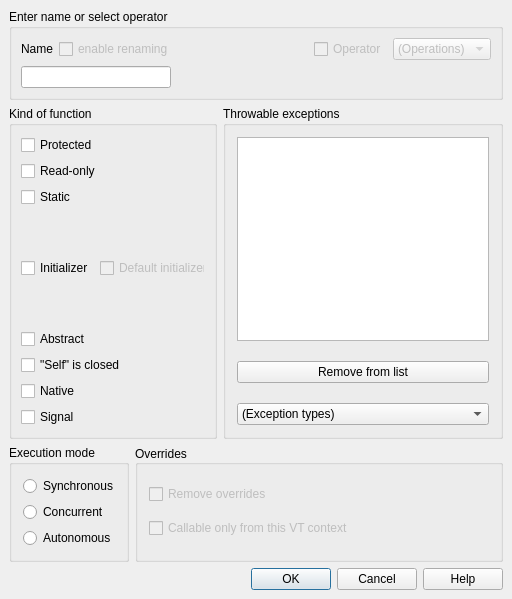
Above: lavape/src/LavaPE_UI/idd_funcbox.ui from berkus/lavape before the change. Below: the same form after it.
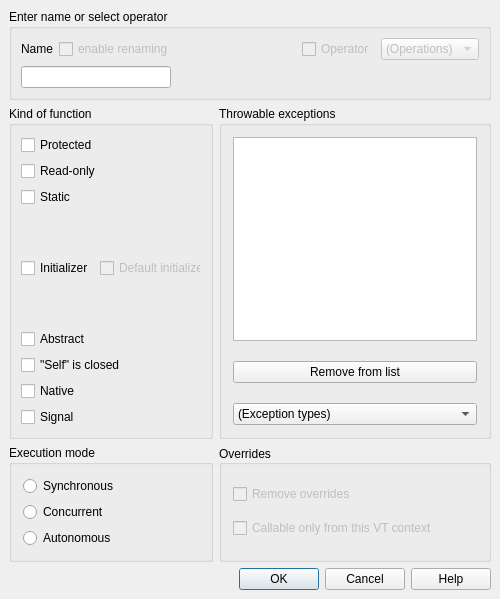
That is the form after the change.

Diff of the .ui file:
```diff
--- a/lavape/src/LavaPE_UI/idd_funcbox.ui
+++ b/lavape/src/LavaPE_UI/idd_funcbox.ui
@@ -8,7 +8,7 @@
    <rect>
     <x>0</x>
     <y>0</y>
-    <width>512</width>
+    <width>500</width>
     <height>599</height>
    </rect>
   </property>
@@ -162,188 +162,7 @@
      <property name="spacing" >
       <number>6</number>
      </property>
-     <item row="1" column="1" colspan="2" >
-      <widget class="QGroupBox" name="GroupBox_IDC_STATIC25" >
-       <property name="sizePolicy" >
-        <sizepolicy>
-         <hsizetype>1</hsizetype>
-         <vsizetype>1</vsizetype>
-         <horstretch>0</horstretch>
-         <verstretch>0</verstretch>
-        </sizepolicy>
-       </property>
-       <property name="minimumSize" >
-        <size>
-         <width>1</width>
-         <height>0</height>
-        </size>
-       </property>
-       <property name="focusPolicy" >
-        <enum>Qt::NoFocus</enum>
-       </property>
-       <property name="title" >
-        <string>Overrides</string>
-       </property>
-       <property name="alignment" >
-        <set>Qt::AlignVCenter</set>
-       </property>
-       <layout class="QVBoxLayout" >
-        <property name="margin" >
-         <number>11</number>
-        </property>
-        <property name="spacing" >
-         <number>6</number>
-        </property>
-        <item>
-         <widget class="QCheckBox" name="RMOverrides" >
-          <property name="enabled" >
-           <bool>false</bool>
-          </property>
-          <property name="focusPolicy" >
-           <enum>Qt::StrongFocus</enum>
-          </property>
-          <property name="text" >
-           <string>Remove overrides</string>
-          </property>
-         </widget>
-        </item>
-        <item>
-         <widget class="QCheckBox" name="EnforceOver" >
-          <property name="enabled" >
-           <bool>false</bool>
-          </property>
-          <property name="focusPolicy" >
-           <enum>Qt::StrongFocus</enum>
-          </property>
-          <property name="text" >
-           <string>Callable only from this VT context</string>
-          </property>
-         </widget>
-        </item>
-       </layout>
-      </widget>
-     </item>
-     <item row="0" column="2" >
-      <widget class="QGroupBox" name="GroupBox_IDC_STATIC24" >
-       <property name="sizePolicy" >
-        <sizepolicy>
-         <hsizetype>1</hsizetype>
-         <vsizetype>1</vsizetype>
-         <horstretch>0</horstretch>
-         <verstretch>0</verstretch>
-        </sizepolicy>
-       </property>
-       <property name="minimumSize" >
-        <size>
-         <width>1</width>
-         <height>0</height>
-        </size>
-       </property>
-       <property name="focusPolicy" >
-        <enum>Qt::NoFocus</enum>
-       </property>
-       <property name="title" >
-        <string>Throwable exceptions</string>
-       </property>
-       <property name="alignment" >
-        <set>Qt::AlignTop</set>
-       </property>
-       <layout class="QVBoxLayout" >
-        <property name="margin" >
-         <number>11</number>
-        </property>
-        <property name="spacing" >
-         <number>20</number>
-        </property>
-        <item>
-         <widget class="QListWidget" name="Inherits" >
-          <property name="enabled" >
-           <bool>true</bool>
-          </property>
-         </widget>
-        </item>
-        <item>
-         <widget class="QPushButton" name="DelInherits" >
-          <property name="focusPolicy" >
-           <enum>Qt::NoFocus</enum>
-          </property>
-          <property name="text" >
-           <string>Remove from list</string>
-          </property>
-         </widget>
-        </item>
-        <item>
-         <widget class="QComboBox" name="NamedTypes" >
-          <item>
-           <property name="text" >
-            <string>(Exception types)</string>
-           </property>
-          </item>
-         </widget>
-        </item>
-       </layout>
-      </widget>
-     </item>
-     <item row="1" column="0" >
-      <widget class="QGroupBox" name="BGroup_ExecMode" >
-       <property name="sizePolicy" >
-        <sizepolicy>
-         <hsizetype>1</hsizetype>
-         <vsizetype>1</vsizetype>
-         <horstretch>0</horstretch>
-         <verstretch>0</verstretch>
-        </sizepolicy>
-       </property>
-       <property name="minimumSize" >
-        <size>
-         <width>1</width>
-         <height>0</height>
-        </size>
-       </property>
-       <property name="title" >
-        <string>Execution mode</string>
-       </property>
-       <layout class="QVBoxLayout" >
-        <property name="margin" >
-         <number>11</number>
-        </property>
-        <property name="spacing" >
-         <number>6</number>
-        </property>
-        <item>
-         <widget class="QRadioButton" name="Synch" >
-          <property name="focusPolicy" >
-           <enum>Qt::StrongFocus</enum>
-          </property>
-          <property name="text" >
-           <string>Synchronous</string>
-          </property>
-         </widget>
-        </item>
-        <item>
-         <widget class="QRadioButton" name="Concurrent" >
-          <property name="focusPolicy" >
-           <enum>Qt::StrongFocus</enum>
-          </property>
-          <property name="text" >
-           <string>Concurrent</string>
-          </property>
-         </widget>
-        </item>
-        <item>
-         <widget class="QRadioButton" name="Independent" >
-          <property name="focusPolicy" >
-           <enum>Qt::StrongFocus</enum>
-          </property>
-          <property name="text" >
-           <string>Autonomous</string>
-          </property>
-         </widget>
-        </item>
-       </layout>
-      </widget>
-     </item>
-     <item row="0" column="0" colspan="2" >
+     <item row="0" column="0" >
       <widget class="QGroupBox" name="GroupBox_IDC_STATIC22" >
        <property name="sizePolicy" >
         <sizepolicy>
@@ -534,6 +353,187 @@
        </layout>
       </widget>
      </item>
+     <item row="1" column="0" >
+      <widget class="QGroupBox" name="BGroup_ExecMode" >
+       <property name="sizePolicy" >
+        <sizepolicy>
+         <hsizetype>1</hsizetype>
+         <vsizetype>1</vsizetype>
+         <horstretch>0</horstretch>
+         <verstretch>0</verstretch>
+        </sizepolicy>
+       </property>
+       <property name="minimumSize" >
+        <size>
+         <width>1</width>
+         <height>0</height>
+        </size>
+       </property>
+       <property name="title" >
+        <string>Execution mode</string>
+       </property>
+       <layout class="QVBoxLayout" >
+        <property name="margin" >
+         <number>11</number>
+        </property>
+        <property name="spacing" >
+         <number>6</number>
+        </property>
+        <item>
+         <widget class="QRadioButton" name="Synch" >
+          <property name="focusPolicy" >
+           <enum>Qt::StrongFocus</enum>
+          </property>
+          <property name="text" >
+           <string>Synchronous</string>
+          </property>
+         </widget>
+        </item>
+        <item>
+         <widget class="QRadioButton" name="Concurrent" >
+          <property name="focusPolicy" >
+           <enum>Qt::StrongFocus</enum>
+          </property>
+          <property name="text" >
+           <string>Concurrent</string>
+          </property>
+         </widget>
+        </item>
+        <item>
+         <widget class="QRadioButton" name="Independent" >
+          <property name="focusPolicy" >
+           <enum>Qt::StrongFocus</enum>
+          </property>
+          <property name="text" >
+           <string>Autonomous</string>
+          </property>
+         </widget>
+        </item>
+       </layout>
+      </widget>
+     </item>
+     <item row="1" column="1" >
+      <widget class="QGroupBox" name="GroupBox_IDC_STATIC25" >
+       <property name="sizePolicy" >
+        <sizepolicy>
+         <hsizetype>1</hsizetype>
+         <vsizetype>1</vsizetype>
+         <horstretch>0</horstretch>
+         <verstretch>0</verstretch>
+        </sizepolicy>
+       </property>
+       <property name="minimumSize" >
+        <size>
+         <width>1</width>
+         <height>0</height>
+        </size>
+       </property>
+       <property name="focusPolicy" >
+        <enum>Qt::NoFocus</enum>
+       </property>
+       <property name="title" >
+        <string>Overrides</string>
+       </property>
+       <property name="alignment" >
+        <set>Qt::AlignVCenter</set>
+       </property>
+       <layout class="QVBoxLayout" >
+        <property name="margin" >
+         <number>11</number>
+        </property>
+        <property name="spacing" >
+         <number>6</number>
+        </property>
+        <item>
+         <widget class="QCheckBox" name="RMOverrides" >
+          <property name="enabled" >
+           <bool>false</bool>
+          </property>
+          <property name="focusPolicy" >
+           <enum>Qt::StrongFocus</enum>
+          </property>
+          <property name="text" >
+           <string>Remove overrides</string>
+          </property>
+         </widget>
+        </item>
+        <item>
+         <widget class="QCheckBox" name="EnforceOver" >
+          <property name="enabled" >
+           <bool>false</bool>
+          </property>
+          <property name="focusPolicy" >
+           <enum>Qt::StrongFocus</enum>
+          </property>
+          <property name="text" >
+           <string>Callable only from this VT context</string>
+          </property>
+         </widget>
+        </item>
+       </layout>
+      </widget>
+     </item>
+     <item row="0" column="1" >
+      <widget class="QGroupBox" name="GroupBox_IDC_STATIC24" >
+       <property name="sizePolicy" >
+        <sizepolicy>
+         <hsizetype>1</hsizetype>
+         <vsizetype>1</vsizetype>
+         <horstretch>0</horstretch>
+         <verstretch>0</verstretch>
+        </sizepolicy>
+       </property>
+       <property name="minimumSize" >
+        <size>
+         <width>1</width>
+         <height>0</height>
+        </size>
+       </property>
+       <property name="focusPolicy" >
+        <enum>Qt::NoFocus</enum>
+       </property>
+       <property name="title" >
+        <string>Throwable exceptions</string>
+       </property>
+       <property name="alignment" >
+        <set>Qt::AlignTop</set>
+       </property>
+       <layout class="QVBoxLayout" >
+        <property name="margin" >
+         <number>11</number>
+        </property>
+        <property name="spacing" >
+         <number>20</number>
+        </property>
+        <item>
+         <widget class="QListWidget" name="Inherits" >
+          <property name="enabled" >
+           <bool>true</bool>
+          </property>
+         </widget>
+        </item>
+        <item>
+         <widget class="QPushButton" name="DelInherits" >
+          <property name="focusPolicy" >
+           <enum>Qt::NoFocus</enum>
+          </property>
+          <property name="text" >
+           <string>Remove from list</string>
+          </property>
+         </widget>
+        </item>
+        <item>
+         <widget class="QComboBox" name="NamedTypes" >
+          <item>
+           <property name="text" >
+            <string>(Exception types)</string>
+           </property>
+          </item>
+         </widget>
+        </item>
+       </layout>
+      </widget>
+     </item>
     </layout>
    </item>
    <item>
```
